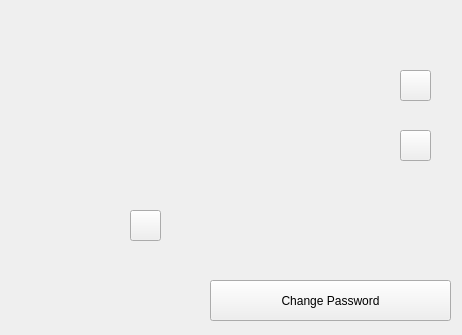
letol/shared-editor, file updateformdialog.ui: the form before one commit.
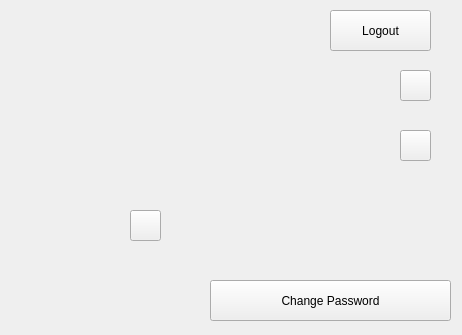
The form after the commit. Icons and pictures are not drawn.

```diff
--- a/updateformdialog.ui
+++ b/updateformdialog.ui
@@ -173,6 +173,22 @@
     <string/>
    </property>
   </widget>
+  <widget class="QPushButton" name="logout">
+   <property name="geometry">
+    <rect>
+     <x>330</x>
+     <y>10</y>
+     <width>101</width>
+     <height>41</height>
+    </rect>
+   </property>
+   <property name="text">
+    <string>Logout</string>
+   </property>
+   <property name="autoDefault">
+    <bool>false</bool>
+   </property>
+  </widget>
  </widget>
  <resources/>
  <connections/>
```
